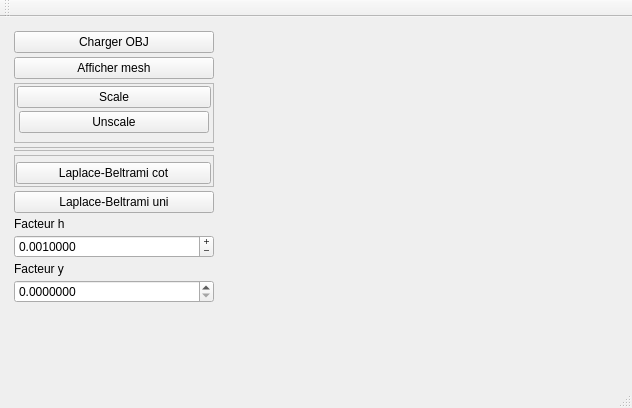
Above: starterLight/mainwindow.ui from ME220397/Lissage-de-surfaces before the change. Below: the same form after it.
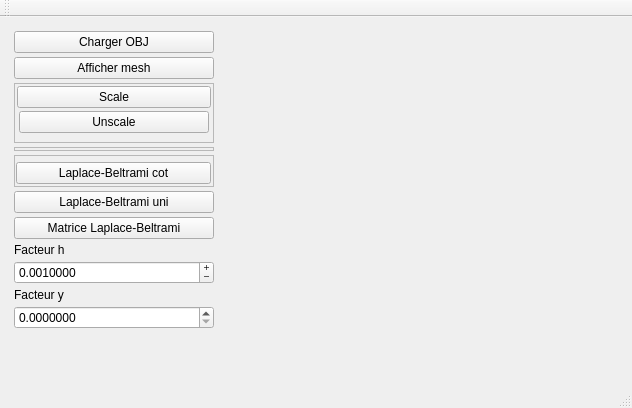
That is the form after the change. Custom widgets are drawn as their Qt base class.

Commit message: Affichage matrice Laplace Beltrami

```diff
--- a/starterLight/mainwindow.ui
+++ b/starterLight/mainwindow.ui
@@ -241,6 +241,16 @@
          <property name="text">
           <string>Laplace-Beltrami uni</string>
          </property>
+         <property name="pushButton_3" stdset="0">
+          <string/>
+         </property>
+        </widget>
+       </item>
+       <item>
+        <widget class="QPushButton" name="pushButton_3">
+         <property name="text">
+          <string>Matrice Laplace-Beltrami</string>
+         </property>
         </widget>
        </item>
        <item>
```
Left out of the diff: 2 changed lines with no effect on the pictures. The commit also changes 2 other files.
